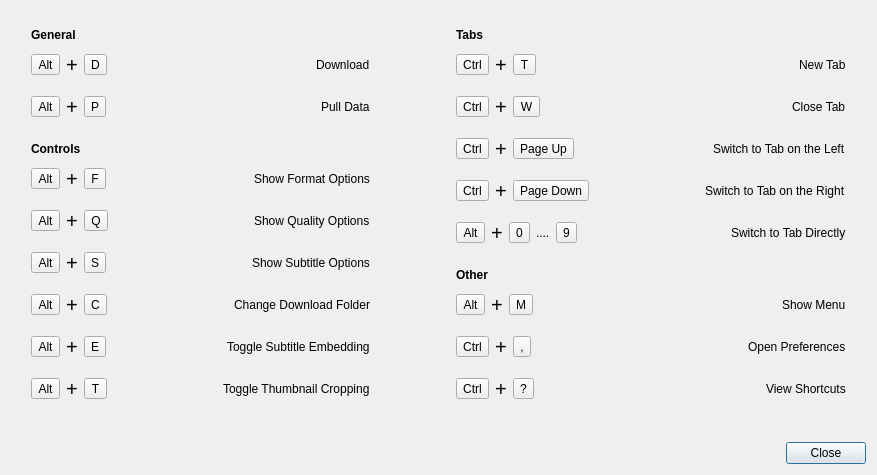
Before: the Qt Designer form src/designer/keyboard_shortcuts_dialog.ui in markop404/media-downloader, drawn with Qt 5.
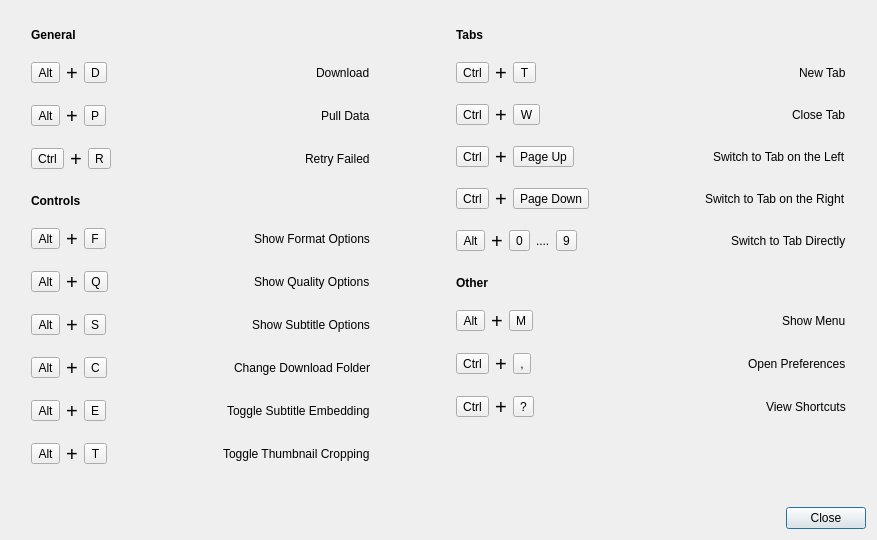
After: the same form once the commit is applied.

Diff of the .ui file:
```diff
--- a/src/designer/keyboard_shortcuts_dialog.ui
+++ b/src/designer/keyboard_shortcuts_dialog.ui
@@ -71,7 +71,7 @@
          <property name="sizeHint" stdset="0">
           <size>
            <width>20</width>
-           <height>5</height>
+           <height>13</height>
           </size>
          </property>
         </spacer>
@@ -147,7 +147,7 @@
          <property name="sizeHint" stdset="0">
           <size>
            <width>20</width>
-           <height>12</height>
+           <height>13</height>
           </size>
          </property>
         </spacer>
@@ -215,6 +215,76 @@
          </item>
         </layout>
        </item>
+       <item>
+        <spacer name="verticalSpacer_23">
+         <property name="orientation">
+          <enum>Qt::Orientation::Vertical</enum>
+         </property>
+         <property name="sizeType">
+          <enum>QSizePolicy::Policy::Fixed</enum>
+         </property>
+         <property name="sizeHint" stdset="0">
+          <size>
+           <width>20</width>
+           <height>13</height>
+          </size>
+         </property>
+        </spacer>
+       </item>
+       <item>
+        <layout class="QHBoxLayout" name="horizontalLayout">
+         <item>
+          <widget class="QToolButton" name="toolButton_2">
+           <property name="text">
+            <string>Ctrl</string>
+           </property>
+          </widget>
+         </item>
+         <item>
+          <widget class="QLabel" name="label">
+           <property name="font">
+            <font>
+             <pointsize>15</pointsize>
+             <fontweight>Light</fontweight>
+            </font>
+           </property>
+           <property name="text">
+            <string>+</string>
+           </property>
+          </widget>
+         </item>
+         <item>
+          <widget class="QToolButton" name="toolButton">
+           <property name="text">
+            <string>R</string>
+           </property>
+          </widget>
+         </item>
+         <item>
+          <spacer name="horizontalSpacer">
+           <property name="orientation">
+            <enum>Qt::Orientation::Horizontal</enum>
+           </property>
+           <property name="sizeType">
+            <enum>QSizePolicy::Policy::MinimumExpanding</enum>
+           </property>
+           <property name="sizeHint" stdset="0">
+            <size>
+             <width>110</width>
+             <height>20</height>
+            </size>
+           </property>
+          </spacer>
+         </item>
+         <item>
+          <widget class="QLabel" name="label_2">
+           <property name="text">
+            <string>Retry Failed</string>
+           </property>
+          </widget>
+         </item>
+        </layout>
+       </item>
        <item>
         <spacer name="verticalSpacer_13">
          <property name="orientation">
@@ -260,7 +330,7 @@
          <property name="sizeHint" stdset="0">
           <size>
            <width>20</width>
-           <height>5</height>
+           <height>13</height>
           </size>
          </property>
         </spacer>
@@ -339,7 +409,7 @@
          <property name="sizeHint" stdset="0">
           <size>
            <width>20</width>
-           <height>12</height>
+           <height>13</height>
           </size>
          </property>
         </spacer>
@@ -418,7 +488,7 @@
          <property name="sizeHint" stdset="0">
           <size>
            <width>20</width>
-           <height>12</height>
+           <height>13</height>
           </size>
          </property>
         </spacer>
@@ -497,7 +567,7 @@
          <property name="sizeHint" stdset="0">
           <size>
            <width>20</width>
-           <height>12</height>
+           <height>13</height>
           </size>
          </property>
         </spacer>
@@ -576,7 +646,7 @@
          <property name="sizeHint" stdset="0">
           <size>
            <width>20</width>
-           <height>12</height>
+           <height>13</height>
           </size>
          </property>
         </spacer>
@@ -655,7 +725,7 @@
          <property name="sizeHint" stdset="0">
           <size>
            <width>20</width>
-           <height>12</height>
+           <height>13</height>
           </size>
          </property>
         </spacer>
@@ -723,6 +793,22 @@
          </item>
         </layout>
        </item>
+       <item>
+        <spacer name="verticalSpacer_21">
+         <property name="orientation">
+          <enum>Qt::Orientation::Vertical</enum>
+         </property>
+         <property name="sizeType">
+          <enum>QSizePolicy::Policy::MinimumExpanding</enum>
+         </property>
+         <property name="sizeHint" stdset="0">
+          <size>
+           <width>0</width>
+           <height>0</height>
+          </size>
+         </property>
+        </spacer>
+       </item>
       </layout>
      </item>
      <item>
@@ -788,7 +874,7 @@
          <property name="sizeHint" stdset="0">
           <size>
            <width>20</width>
-           <height>5</height>
+           <height>13</height>
           </size>
          </property>
         </spacer>
@@ -1234,7 +1320,7 @@
          <property name="sizeHint" stdset="0">
           <size>
            <width>20</width>
-           <height>5</height>
+           <height>13</height>
           </size>
          </property>
         </spacer>
@@ -1313,7 +1399,7 @@
          <property name="sizeHint" stdset="0">
           <size>
            <width>20</width>
-           <height>12</height>
+           <height>13</height>
           </size>
          </property>
         </spacer>
@@ -1392,7 +1478,7 @@
          <property name="sizeHint" stdset="0">
           <size>
            <width>20</width>
-           <height>12</height>
+           <height>13</height>
           </size>
          </property>
         </spacer>
@@ -1460,6 +1546,22 @@
          </item>
         </layout>
        </item>
+       <item>
+        <spacer name="verticalSpacer_22">
+         <property name="orientation">
+          <enum>Qt::Orientation::Vertical</enum>
+         </property>
+         <property name="sizeType">
+          <enum>QSizePolicy::Policy::MinimumExpanding</enum>
+         </property>
+         <property name="sizeHint" stdset="0">
+          <size>
+           <width>0</width>
+           <height>0</height>
+          </size>
+         </property>
+        </spacer>
+       </item>
       </layout>
      </item>
      <item>
```
